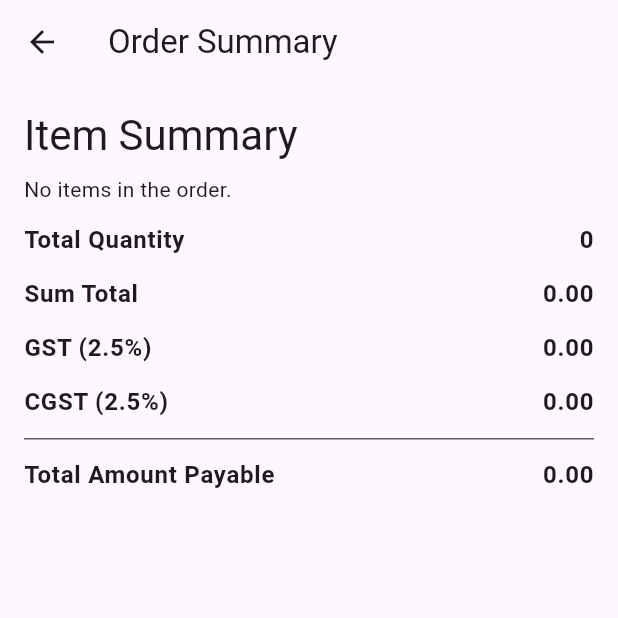
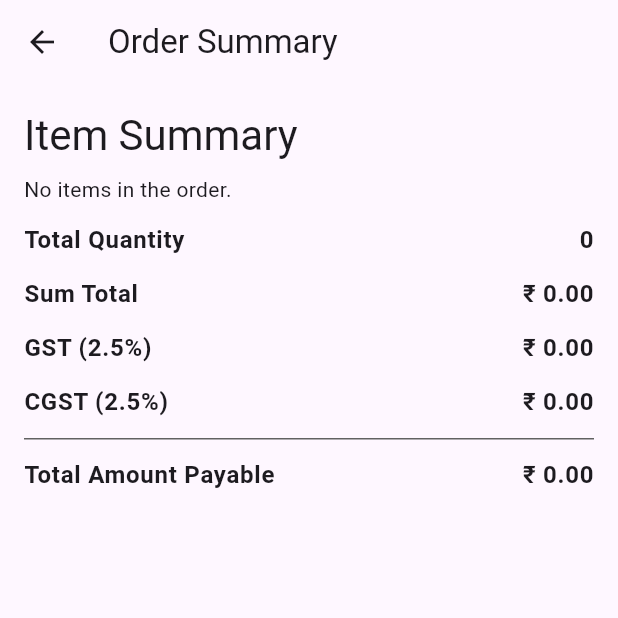
Before and after one commit to Debdaru07/one_banc_PHE_food_cart, a Flutter app: the OrderSummaryPage screen opened directly with empty values, on a phone screen of 412 x 824 dp, the top half of it. Run offline on Flutter 3.47's test engine with Material 3 defaults, Android fonts, the phone set to English and light mode, and no system bars; our stand-ins replace flutter_rating_bar; network calls fail.

Commit message:
order summary integrated for a single item.

```diff
--- a/lib/helpers/snackbar_bottom.dart
+++ b/lib/helpers/snackbar_bottom.dart
@@ -1,6 +1,6 @@
 import 'package:flutter/material.dart';
 
-void showCustomSnackbar(BuildContext context, {required String text,} ) async {
+void showCustomSnackbar(BuildContext context, {required String text, Color? textColor} ) async {
     final snackbar = SnackBar(
       content: SizedBox(
         height: 60,
@@ -24,7 +24,7 @@ void showCustomSnackbar(BuildContext context, {required String text,} ) async {
                   ),
                 ),
               ),
-              Text( text, style: const TextStyle(fontSize: 14, fontWeight: FontWeight.w600, color: Color.fromARGB(255, 22, 114, 25),), ),
+              Text( text, style: TextStyle(fontSize: 14, fontWeight: FontWeight.w600, color: textColor ?? Color.fromARGB(255, 22, 114, 25),), ),
             ],
           ),
         ),
--- a/lib/view/order_summary.dart
+++ b/lib/view/order_summary.dart
@@ -36,7 +36,7 @@ class _OrderSummaryPageState extends State<OrderSummaryPage> {
     if (viewModel.makePaymentResponseModel?.responseCode == 200) {
       showCustomSnackbar(context, text: "Order placed successfully!");
     } else {
-      showCustomSnackbar(context, text: "Couldn't place order");
+      showCustomSnackbar(context, text: "Couldn't place order", textColor: Colors.red);
     }
   }
 
@@ -83,7 +83,7 @@ class _OrderSummaryPageState extends State<OrderSummaryPage> {
                         Container(
                           alignment: Alignment.centerRight,
                           padding: const EdgeInsets.symmetric(horizontal: 8.0),
-                          child: Text('\$${item.itemPrice}'),
+                          child: Text('₹ ${item.itemPrice}'),
                         ),
                       ),
                     ]);
@@ -94,15 +94,15 @@ class _OrderSummaryPageState extends State<OrderSummaryPage> {
             const SizedBox(height: 12),
             commonLabelValueRow('Total Quantity', '${widget.itemDetails.totalItems}'),
             const SizedBox(height: 12),
-            commonLabelValueRow('Sum Total', '${widget.itemDetails.sumAmount}'),
+            commonLabelValueRow('Sum Total', '₹ ${widget.itemDetails.sumAmount}'),
             const SizedBox(height: 12),
-            commonLabelValueRow('GST (2.5%)', '${widget.itemDetails.gst}'),
+            commonLabelValueRow('GST (2.5%)', '₹ ${widget.itemDetails.gst}'),
             const SizedBox(height: 12),
-            commonLabelValueRow('CGST (2.5%)', '${widget.itemDetails.cgst}'),
+            commonLabelValueRow('CGST (2.5%)', '₹ ${widget.itemDetails.cgst}'),
             const SizedBox(height: 12),
             Divider(color: Colors.grey[700], height: 1,),
             const SizedBox(height: 12),
-            commonLabelValueRow('Total Amount Payable', '${widget.itemDetails.totalAmount}'),
+            commonLabelValueRow('Total Amount Payable', '₹ ${widget.itemDetails.totalAmount}'),
             const Spacer(),
             ElevatedButton(
               onPressed: () => _makePayment(context),
--- a/lib/view_model/item_fetch_vm.dart
+++ b/lib/view_model/item_fetch_vm.dart
@@ -128,7 +128,7 @@ class FoodItemsVM extends ChangeNotifier {
       final response = await _apiService.postRequest<MakePaymentRequestModel, MakePaymentResponseModel>(
         url: url,
         headers: {
-          'X-Forward-Proxy-Action': 'get_item_by_id'
+          'X-Forward-Proxy-Action': 'make_payment'
         },
         requestBody: request,
         toJson: (req) => req.toJson(),
```
